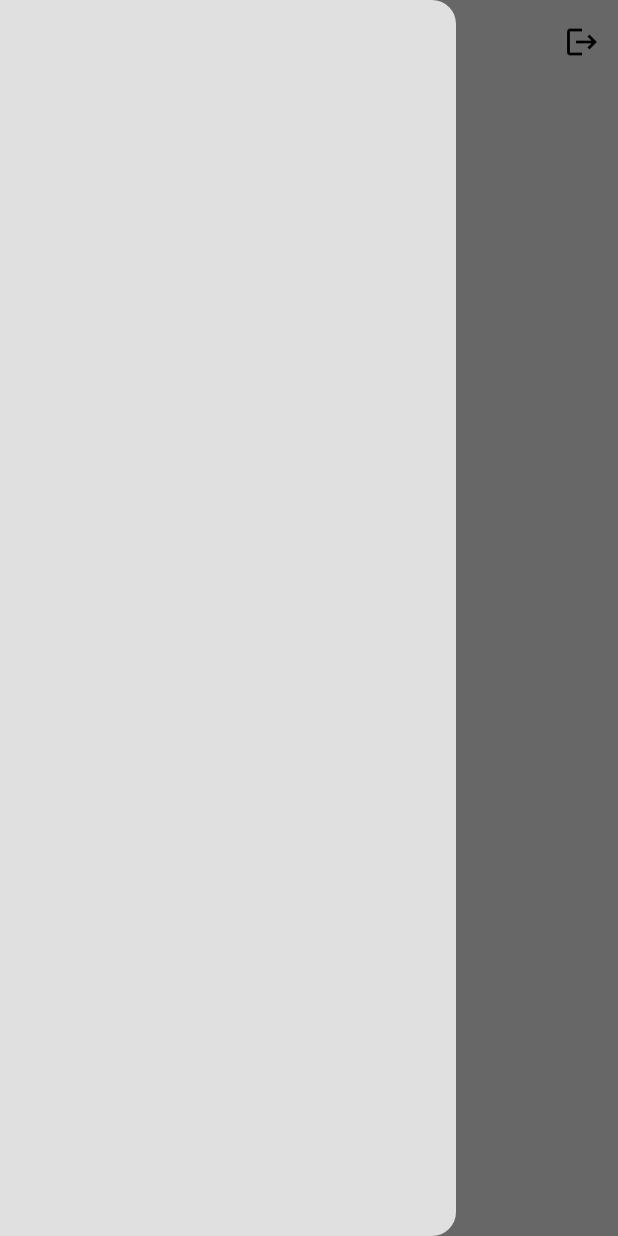
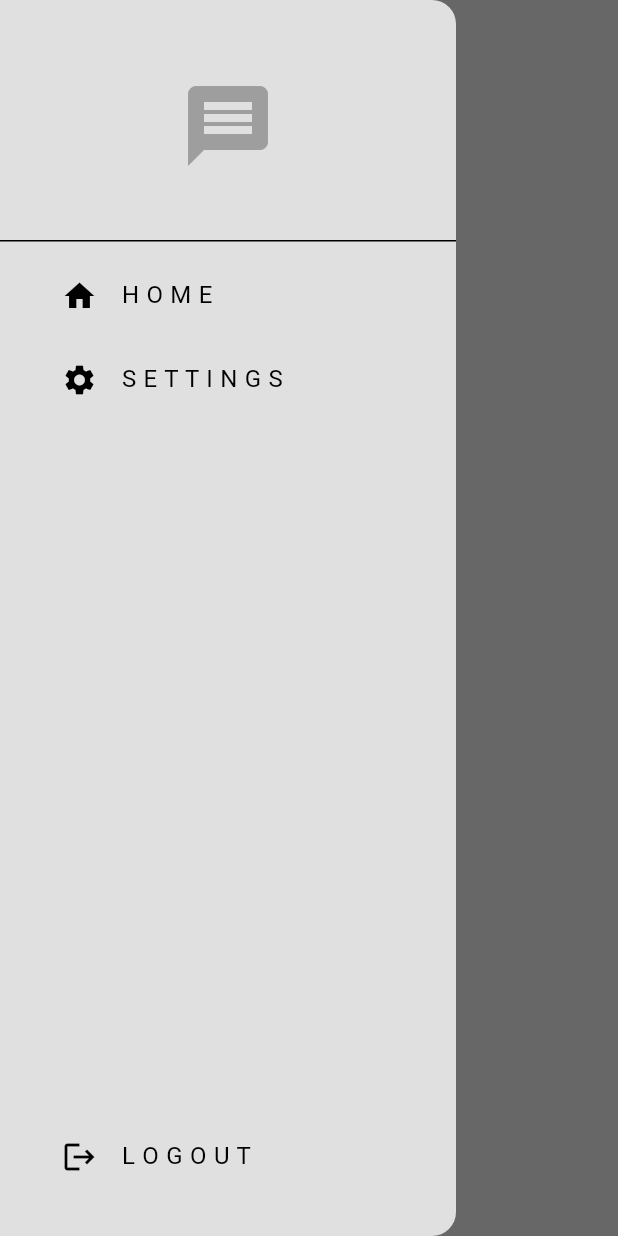
Before and after one commit to ToasterRepo/minimal_chat, a Flutter app: the screen it shows once a user with an empty profile is signed in, with the side drawer open, on a phone screen of 412 x 824 dp. Run offline on Flutter 3.47's test engine with Material 3 defaults, Android fonts, the phone set to English and light mode, and no system bars; our stand-ins replace cloud_firestore, firebase_auth, firebase_core, flutter_pw_validator; accounts and stored records are empty; network calls fail.

Commit message:
now it can send messages between two users stage 1

```diff
--- a/lib/components/my_drawer.dart
+++ b/lib/components/my_drawer.dart
@@ -1,21 +1,73 @@
 import 'package:flutter/material.dart';
+import '../services/auth/auth_service.dart';
+import '../pages/settings_page .dart';
 
-class MyDrawerr extends StatelessWidget {
-  const MyDrawerr({super.key});
+class MyDrawer extends StatelessWidget {
+  const MyDrawer({super.key});
+
+  void logout() {
+    final _auth = AuthService();
+    _auth.signOut();
+  }
 
   @override
   Widget build(BuildContext context) {
     return Drawer(
         backgroundColor: Theme.of(context).colorScheme.surface,
         child: Column(
+          mainAxisAlignment: MainAxisAlignment.spaceBetween,
           children: [
             //logo
-            DrawerHeader(child: Icon(Icons.message))
-            //home list
+            Column(
+              children: [
+                DrawerHeader(
+                    child: Center(
+                  child: Icon(Icons.message,
+                      color: Theme.of(context).colorScheme.primary, size: 64),
+                )),
+                //home list
+                Padding(
+                  padding: const EdgeInsets.only(left: 25.0),
+                  child: ListTile(
+                    title: Text("H O M E"),
+                    leading: Icon(Icons.home),
+                    onTap: () {
+                      //pop the drawer
+                      Navigator.pop(context);
+                    },
+                  ),
+                ),
+                //settings list tile
+                Padding(
+                  padding: const EdgeInsets.only(left: 25.0),
+                  child: ListTile(
+                    title: Text("S E T T I N G S"),
+                    leading: Icon(Icons.settings),
+                    onTap: () {
+                      //pop the drawer
+                      Navigator.pop(context);
 
-            //settings list tile
-
+                      //navigate to the settings page
+                      Navigator.push(
+                        context,
+                        MaterialPageRoute(
+                          builder: (context) => SettingsPage(),
+                        ),
+                      );
+                    },
+                  ),
+                ),
+              ],
+            ),
             //log out tile
+            Padding(
+              padding: const EdgeInsets.only(left: 25.0, bottom: 25.0),
+              child: ListTile(
+                title: Text("L O G O U T"),
+                leading: Icon(Icons.logout),
+                onTap: logout,
+              ),
+            ),
           ],
         ));
   }
--- a/lib/main.dart
+++ b/lib/main.dart
@@ -1,6 +1,6 @@
 import 'package:firebase_core/firebase_core.dart';
 import 'package:flutter/material.dart';
-import 'package:minimal_chat/auth/auth_gate.dart';
+import 'package:minimal_chat/services/auth/auth_gate.dart';
 import 'package:minimal_chat/firebase_options.dart';
 import 'package:minimal_chat/themes/light_mode.dart';
 
--- /dev/null
+++ b/lib/models/message.dart
@@ -0,0 +1,28 @@
+import 'package:cloud_firestore/cloud_firestore.dart';
+
+class Message {
+  final String senderID;
+  final String senderEmail;
+  final String receiverID;
+  final String message;
+  final Timestamp timestamp;
+
+  Message(
+      {required this.senderID,
+      required this.senderEmail,
+      required this.receiverID,
+      required this.message,
+      required this.timestamp});
+
+  // convert to a map
+
+  Map<String, dynamic> toMap() {
+    return {
+      'senderID': senderID,
+      'senderEmail': receiverID,
+      'receiverID': receiverID,
+      'message': message,
+      'timestamp': timestamp,
+    };
+  }
+}
--- a/lib/pages/home_page.dart
+++ b/lib/pages/home_page.dart
@@ -1,25 +1,77 @@
 import 'package:flutter/material.dart';
-import 'package:minimal_chat/auth/auth_service.dart';
+import 'package:minimal_chat/components/my_drawer.dart';
+import 'package:minimal_chat/services/auth/auth_service.dart';
+import 'package:minimal_chat/services/auth/chat/chat_services.dart';
+
+import '../components/user_tile.dart';
+import 'chat_page.dart';
 
 class HomePage extends StatelessWidget {
-  const HomePage({super.key});
+  HomePage({super.key});
 
-  void logout() {
-    final _auth = AuthService();
-    _auth.signOut();
-  }
+  //chat & auth service
+
+  final ChatService _chatService = ChatService();
+  final AuthService _authService = AuthService();
 
   @override
   Widget build(BuildContext context) {
     return Scaffold(
       appBar: AppBar(
-        title: Text("Home"),
-        actions: [
-          //logout button
-          IconButton(onPressed: logout, icon: Icon(Icons.logout))
-        ],
+        title: const Text("Home"),
       ),
-      drawer: Drawer(),
+      drawer: const MyDrawer(),
+      body: _buildUserList(),
     );
   }
+
+  //build a list of users except for the current logged in user
+
+  Widget _buildUserList() {
+    return StreamBuilder(
+      stream: _chatService.getUsersStream(),
+      builder: (context, snapshot) {
+        if (snapshot.hasError) {
+          return const Text("Error");
+        }
+
+        // loading..
+        if (snapshot.connectionState == ConnectionState.waiting) {
+          return const Text("Loading..");
+        }
+
+        return ListView(
+          children: snapshot.data!
+              .map<Widget>((userData) => _buildUserListItem(userData, context))
+              .toList(),
+        );
+      },
+    );
+  }
+
+  //build individual list item
+
+  Widget _buildUserListItem(
+      Map<String, dynamic> userData, BuildContext context) {
+    // display all users expect current user
+
+    if (userData["email"] != _authService.getCurrentUser()!.email) {
+      return UserTile(
+        text: userData["email"],
+        onTap: () {
+          Navigator.push(
+            context,
+            MaterialPageRoute(
+              builder: (context) => ChatPage(
+                receiverEmail: userData["email"],
+                receiverID: userData["uid"],
+              ),
+            ),
+          );
+        },
+      );
+    } else {
+      return Container();
+    }
+  }
 }
--- a/lib/pages/login_page.dart
+++ b/lib/pages/login_page.dart
@@ -1,7 +1,7 @@
 // ignore_for_file: use_build_context_synchronously
 
 import 'package:flutter/material.dart';
-import 'package:minimal_chat/auth/auth_service.dart';
+import 'package:minimal_chat/services/auth/auth_service.dart';
 import 'package:minimal_chat/components/my_button.dart';
 import 'package:minimal_chat/components/my_textfield.dart';
 
--- a/lib/pages/register_page.dart
+++ b/lib/pages/register_page.dart
@@ -1,7 +1,6 @@
 import 'package:flutter/material.dart';
-import 'package:minimal_chat/auth/auth_service.dart';
+import 'package:minimal_chat/services/auth/auth_service.dart';
 import 'package:flutter_pw_validator/flutter_pw_validator.dart';
-
 import '../components/my_button.dart';
 import '../components/my_textfield.dart';
 
--- a/lib/auth/auth_gate.dart
+++ b/lib/services/auth/auth_gate.dart
@@ -1,6 +1,6 @@
 import 'package:firebase_auth/firebase_auth.dart';
 import 'package:flutter/material.dart';
-import 'package:minimal_chat/auth/login_or_register.dart';
+import 'package:minimal_chat/services/auth/login_or_register.dart';
 import 'package:minimal_chat/pages/home_page.dart';
 
 class AuthGate extends StatelessWidget {
@@ -13,7 +13,7 @@ class AuthGate extends StatelessWidget {
         stream: FirebaseAuth.instance.authStateChanges(),
         builder: (context, snapshot) {
           if (snapshot.hasData) {
-            return const HomePage();
+            return HomePage();
           }
 
           //user is not logged in
--- a/pubspec.yaml
+++ b/pubspec.yaml
@@ -37,6 +37,7 @@ dependencies:
   cupertino_icons: ^1.0.8
   firebase_core: ^3.6.0
   firebase_auth: ^5.3.1
+  cloud_firestore: ^5.4.4
 
 dev_dependencies:
   flutter_test:
```
Also changed, not shown: lib/components/user_tile.dart (added, +34 -0 lines), lib/pages/chat_page.dart (added, +122 -0 lines), lib/pages/settings_page .dart (added, +14 -0 lines), lib/services/auth/auth_service.dart (renamed from lib/auth/auth_service.dart, +14 -0 lines), lib/services/auth/chat/chat_services.dart (added, +68 -0 lines), lib/services/auth/login_or_register.dart (renamed from lib/auth/login_or_register.dart), pubspec.lock, 3 other files.
